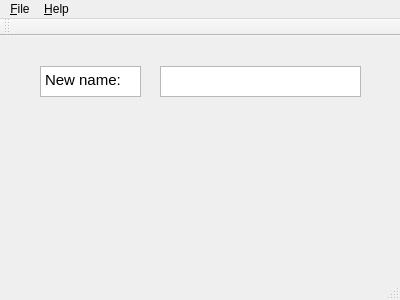
The window that Anonymizer/mainwindow.ui (mikejbuckingham/TTHMUDWET_Anon) describes before a commit, drawn with Qt 5.
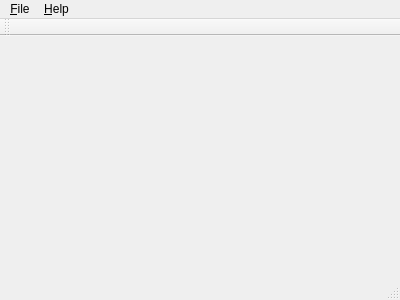
The same window after the commit.

```diff
--- a/Anonymizer/mainwindow.ui
+++ b/Anonymizer/mainwindow.ui
@@ -13,35 +13,7 @@
   <property name="windowTitle">
    <string>MainWindow</string>
   </property>
-  <widget class="QWidget" name="centralWidget">
-   <widget class="QTextBrowser" name="textBrowser">
-    <property name="geometry">
-     <rect>
-      <x>40</x>
-      <y>30</y>
-      <width>101</width>
-      <height>31</height>
-     </rect>
-    </property>
-    <property name="html">
-     <string>&lt;!DOCTYPE HTML PUBLIC &quot;-//W3C//DTD HTML 4.0//EN&quot; &quot;http://www.w3.org/TR/REC-html40/strict.dtd&quot;&gt;
-&lt;html&gt;&lt;head&gt;&lt;meta name=&quot;qrichtext&quot; content=&quot;1&quot; /&gt;&lt;style type=&quot;text/css&quot;&gt;
-p, li { white-space: pre-wrap; }
-&lt;/style&gt;&lt;/head&gt;&lt;body style=&quot; font-family:'Cantarell'; font-size:11pt; font-weight:400; font-style:normal;&quot;&gt;
-&lt;p style=&quot; margin-top:0px; margin-bottom:0px; margin-left:0px; margin-right:0px; -qt-block-indent:0; text-indent:0px;&quot;&gt;New name:&lt;/p&gt;&lt;/body&gt;&lt;/html&gt;</string>
-    </property>
-   </widget>
-   <widget class="QPlainTextEdit" name="plainTextEdit">
-    <property name="geometry">
-     <rect>
-      <x>160</x>
-      <y>30</y>
-      <width>201</width>
-      <height>31</height>
-     </rect>
-    </property>
-   </widget>
-  </widget>
+  <widget class="QWidget" name="centralWidget"/>
   <widget class="QMenuBar" name="menuBar">
    <property name="geometry">
     <rect>
```
